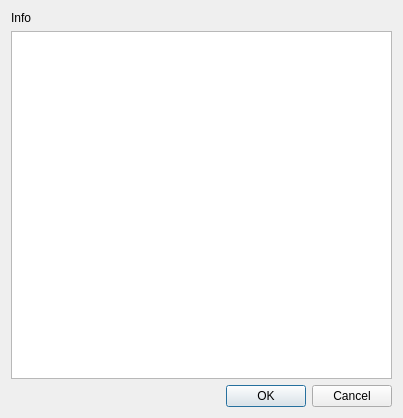
Before: the Qt Designer form src/appinfo.ui in nightflyer88/JetiAppManager, drawn with Qt 5.
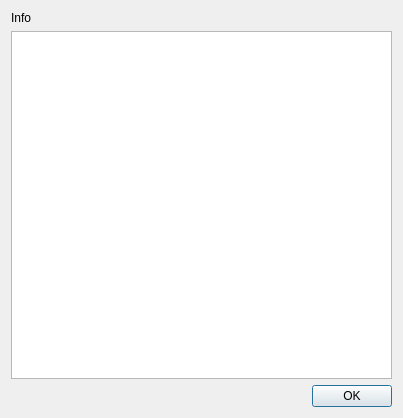
After: the same form once the commit is applied.

Patch:
```diff
--- a/src/appinfo.ui
+++ b/src/appinfo.ui
@@ -30,7 +30,7 @@
       <enum>Qt::Horizontal</enum>
      </property>
      <property name="standardButtons">
-      <set>QDialogButtonBox::Cancel|QDialogButtonBox::Ok</set>
+      <set>QDialogButtonBox::Ok</set>
      </property>
     </widget>
    </item>
```
